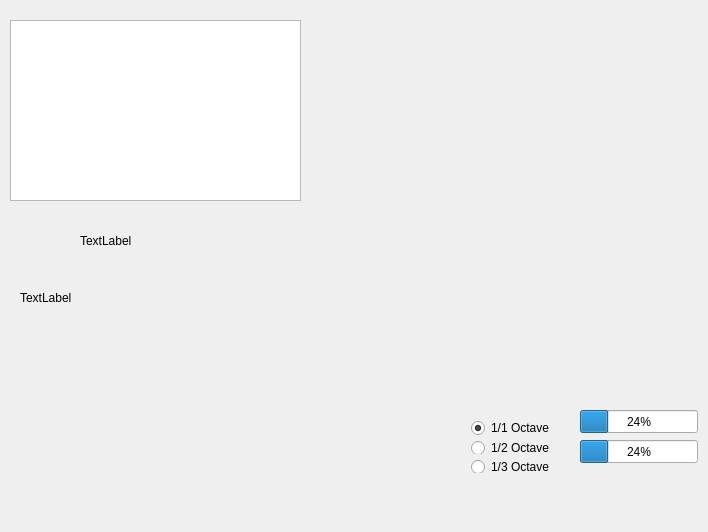
stambur/Mp3-player, file QMedPlayer_test/dialog.ui: the form before one commit.
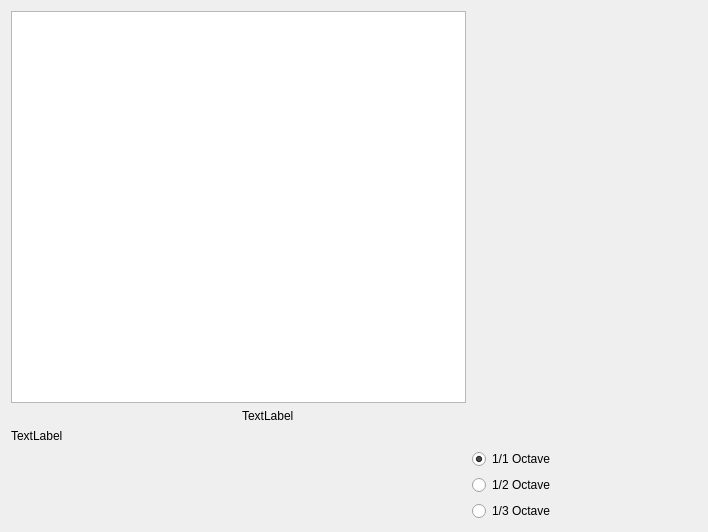
The form after the commit.

What changed in the file:
```diff
--- a/QMedPlayer_test/dialog.ui
+++ b/QMedPlayer_test/dialog.ui
@@ -13,28 +13,9 @@
   <property name="windowTitle">
    <string>Dialog</string>
   </property>
-  <widget class="QLabel" name="label">
-   <property name="geometry">
-    <rect>
-     <x>20</x>
-     <y>290</y>
-     <width>59</width>
-     <height>16</height>
-    </rect>
-   </property>
-   <property name="text">
-    <string>TextLabel</string>
-   </property>
-  </widget>
+  <layout class="QGridLayout" name="gridLayout">
+   <item row="0" column="0" colspan="2">
   <widget class="QTableWidget" name="tableWidget">
-   <property name="geometry">
-    <rect>
-     <x>10</x>
-     <y>20</y>
-     <width>291</width>
-     <height>181</height>
-    </rect>
-   </property>
    <property name="styleSheet">
     <string notr="true"/>
    </property>
@@ -99,28 +80,22 @@
     <bool>true</bool>
    </attribute>
   </widget>
+   </item>
+   <item row="1" column="1" colspan="2">
   <widget class="QLabel" name="label_2">
-   <property name="geometry">
-    <rect>
-     <x>80</x>
-     <y>210</y>
-     <width>531</width>
-     <height>61</height>
-    </rect>
-   </property>
    <property name="text">
     <string>TextLabel</string>
    </property>
   </widget>
-  <widget class="QWidget" name="layoutWidget">
-   <property name="geometry">
-    <rect>
-     <x>460</x>
-     <y>410</y>
-     <width>104</width>
-     <height>74</height>
-    </rect>
-   </property>
+   </item>
+   <item row="2" column="0">
+    <widget class="QLabel" name="label">
+     <property name="text">
+      <string>TextLabel</string>
+     </property>
+    </widget>
+   </item>
+   <item row="3" column="2">
    <layout class="QVBoxLayout" name="verticalLayout">
     <item>
      <widget class="QRadioButton" name="radioButton">
@@ -147,33 +122,8 @@
      </widget>
     </item>
    </layout>
-  </widget>
-  <widget class="QProgressBar" name="progressBar">
-   <property name="geometry">
-    <rect>
-     <x>580</x>
-     <y>410</y>
-     <width>118</width>
-     <height>23</height>
-    </rect>
-   </property>
-   <property name="value">
-    <number>24</number>
-   </property>
-  </widget>
-  <widget class="QProgressBar" name="progressBar_2">
-   <property name="geometry">
-    <rect>
-     <x>580</x>
-     <y>440</y>
-     <width>118</width>
-     <height>23</height>
-    </rect>
-   </property>
-   <property name="value">
-    <number>24</number>
-   </property>
-  </widget>
+   </item>
+  </layout>
  </widget>
  <layoutdefault spacing="6" margin="11"/>
  <resources/>
```
Lines whose indentation alone changed are shown as unchanged.
